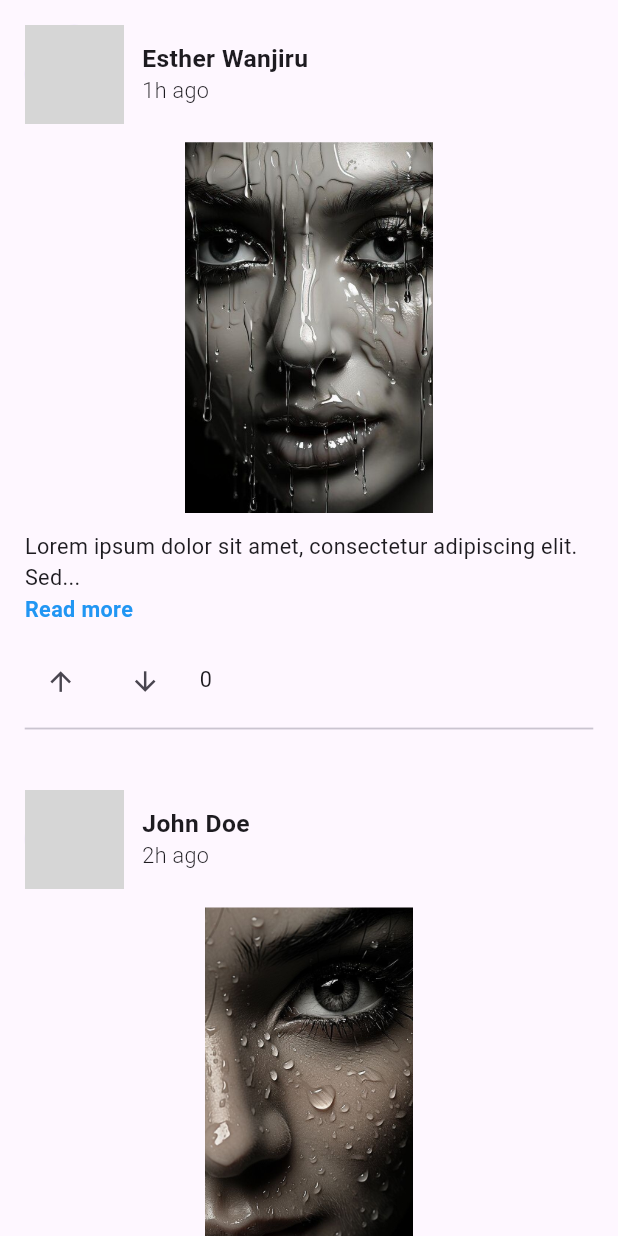
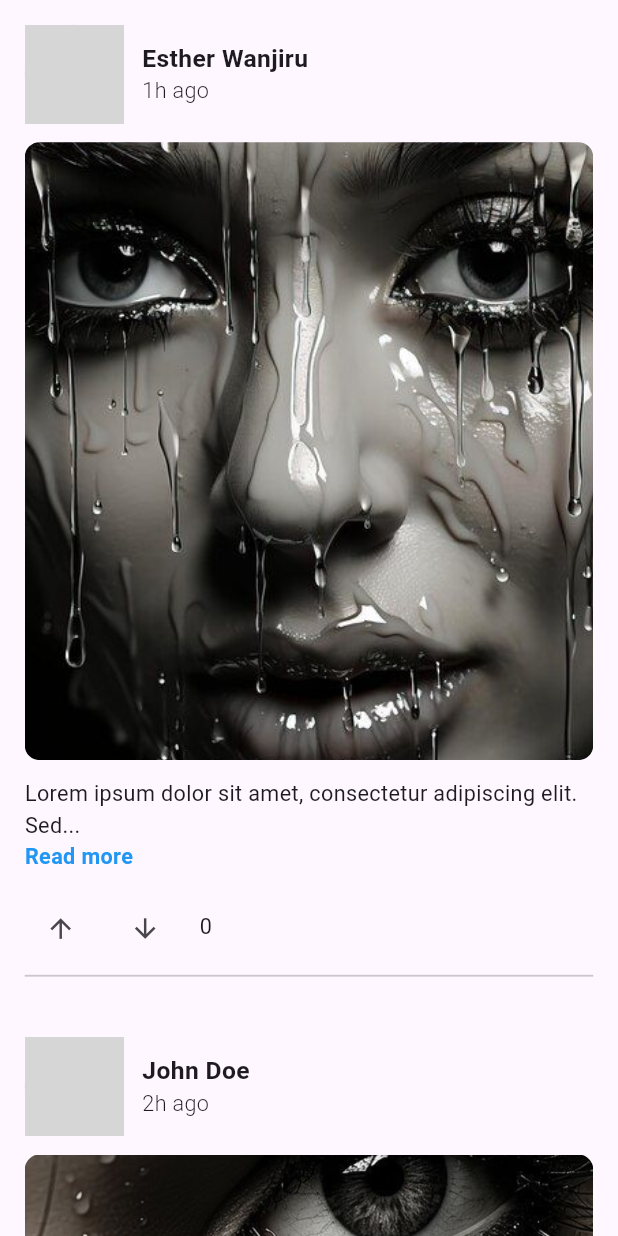
Before and after one commit to Pak-Man926/LG-Tribe, a Flutter app: the Homescreen screen opened directly, on a phone screen of 412 x 824 dp. Run offline on Flutter 3.47's test engine with Material 3 defaults, Android fonts, the phone set to English and light mode, and no system bars; our stand-ins replace camera, flutter_svg, get, image_picker, intl_phone_field, permission_handler and 1 more; missing offline and left inert: bcrypt, country_flags, gal, serverpod, serverpod_client, serverpod_flutter; accounts and stored records are empty; network calls fail; statements that could not run were skipped; grey boxes are pictures that could not be loaded.

Commit message:
Auto commit

```diff
--- a/LG-Tribe/lib/Homepage/Screens/homescreen.dart
+++ b/LG-Tribe/lib/Homepage/Screens/homescreen.dart
@@ -94,17 +94,16 @@ class _HomescreenState extends State<Homescreen> {
                 ),
                 SizedBox(height: screenHeight * 0.015),
                 // Post Image
-                Container(
-                  height: screenHeight * 0.3,
-                  width: screenWidth * double.infinity,
-                  decoration: BoxDecoration(
-                    borderRadius: BorderRadius.circular(10),
-                    image: DecorationImage(
-                      image: AssetImage(post['imageUrl']!),
-                      fit: BoxFit.scaleDown,
-                    ),
-                  ),
-                ),
+                ClipRRect(
+  borderRadius: BorderRadius.circular(10),
+  child: Image.asset(
+    post['imageUrl']!,
+    width: double.infinity,
+    height: screenHeight * 0.5, // Fill 50% of screen height (Instagram-like)
+    fit: BoxFit.cover, // ✅ This makes it fill the container
+  ),
+),
+
                 SizedBox(height: screenHeight * 0.015),
                 // Post Caption + Read More Toggle
                 Text(
```
